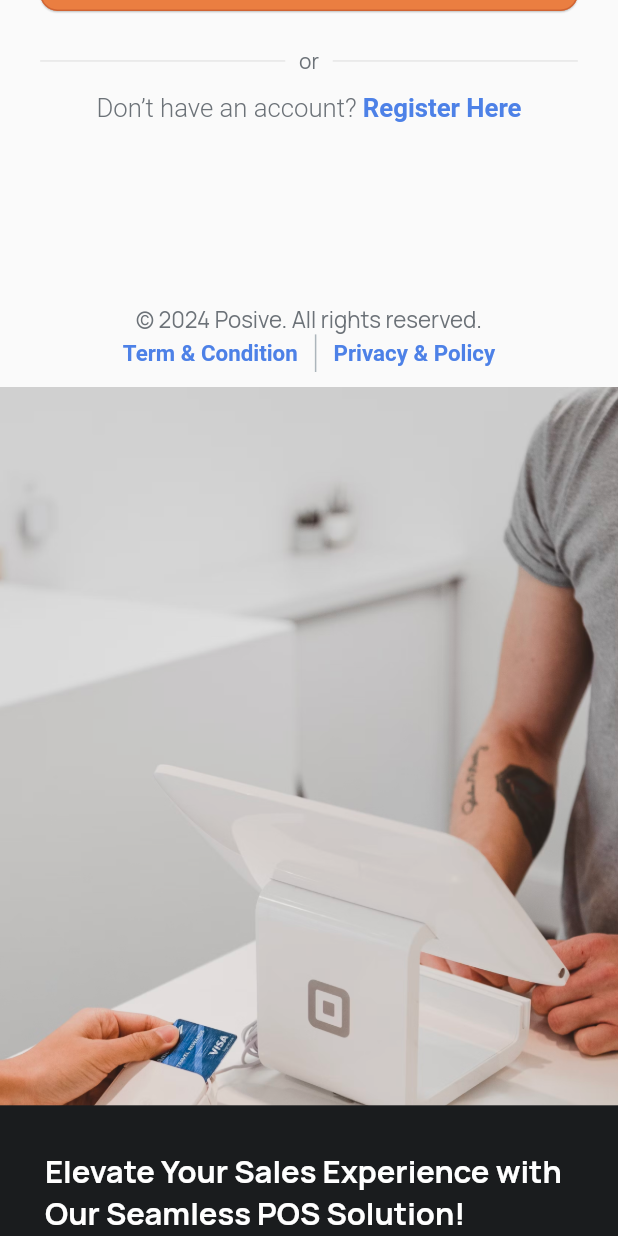
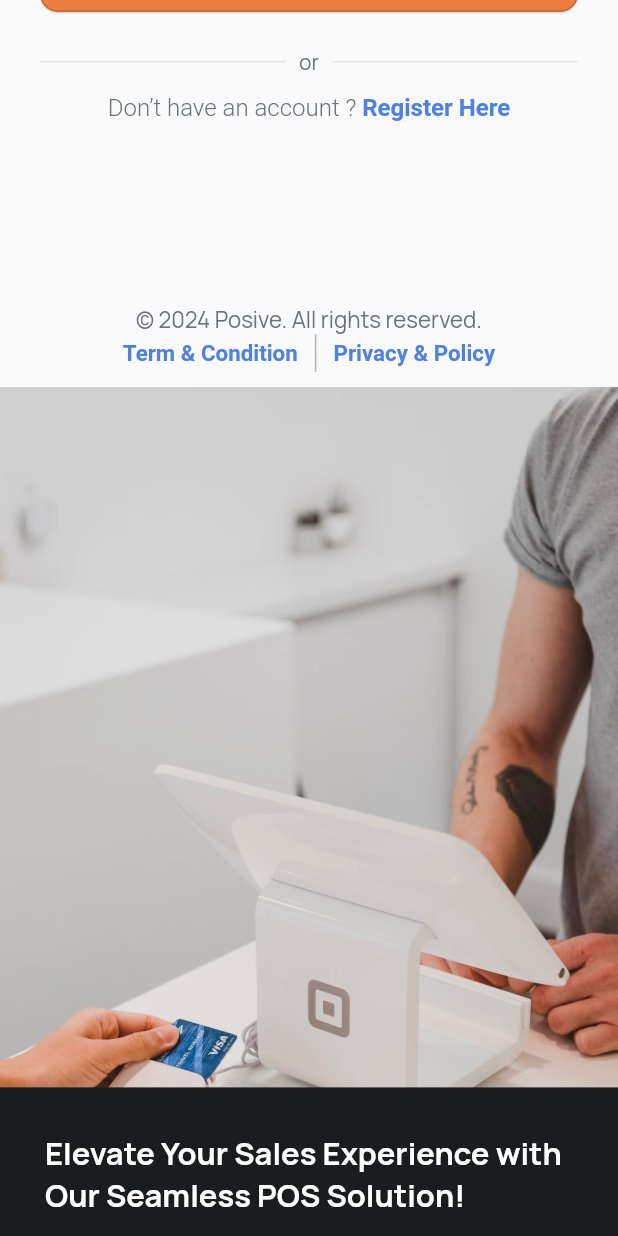
Before and after one commit to mutasimbalila/android_pos_ui, a Flutter app: the screen it shows after launch, scrolled down 576 dp, on a phone screen of 412 x 824 dp. Run offline on Flutter 3.47's test engine with Material 3 defaults, Android fonts, the phone set to English and light mode, and no system bars; drawn by our look-alikes of carousel_slider; our stand-ins replace dots_indicator, flutter_screenutil, flutter_svg, responsive_builder.

Commit message:
tablet resulutaion

```diff
--- a/lib/main.dart
+++ b/lib/main.dart
@@ -18,9 +18,11 @@ class MyApp extends StatelessWidget {
       builder: (BuildContext context, SizingInformation sizingInfo) {
         return ScreenUtilInit(
           minTextAdapt: true,
-          designSize: sizingInfo.isDesktop || sizingInfo.isTablet
+          designSize: sizingInfo.isDesktop
               ? const Size(1440, 900)
-              : ScreenUtil.defaultSize,
+              : sizingInfo.isTablet
+                  ? const Size(1024, 768)
+                  : ScreenUtil.defaultSize,
           useInheritedMediaQuery: true,
           child: MaterialApp(
             debugShowCheckedModeBanner: false,
--- a/lib/views/login_view/login_fields_buttons_sub_view.dart
+++ b/lib/views/login_view/login_fields_buttons_sub_view.dart
@@ -87,10 +87,10 @@ class _LoginFieldsAndButtonsSubViewState
                 _buildDividerAndOrText(),
                 RichText(
                   text: TextSpan(
-                    text: "Don’t have an account? ",
+                    text: "Don’t have an account ? ",
                     style: TextStyle(
                       color: ThemeColor.secondary.shade400,
-                      fontSize: 15.sp,
+                      fontSize: 14.sp,
                       fontWeight: FontWeight.w300,
                     ),
                     children: [
@@ -99,8 +99,8 @@ class _LoginFieldsAndButtonsSubViewState
                         recognizer: TapGestureRecognizer()..onTap = () => {},
                         style: TextStyle(
                           color: ThemeColor.information,
-                          fontWeight: FontWeight.w700,
-                          fontSize: 15.sp,
+                          fontWeight: FontWeight.w600,
+                          fontSize: 14.sp,
                         ),
                       )
                     ],
--- a/lib/views/login_view/widget/onboarding_image_widget.dart
+++ b/lib/views/login_view/widget/onboarding_image_widget.dart
@@ -32,7 +32,7 @@ class _OnboardingImageWidgetState extends State<OnboardingImageWidget> {
               // const Spacer(),
               Container(
                 width: double.infinity,
-                height: 220.h,
+                height: 230.h,
                 padding: const EdgeInsets.all(30),
                 color: const Color(0xff1A1C1E),
                 child: Column(
@@ -101,6 +101,7 @@ class _OnboardingImageWidgetState extends State<OnboardingImageWidget> {
               context: context,
               mobile: 18.sp,
               desktop: 27.sp,
+              tablet: 19.sp,
             ),
             fontWeight: FontWeight.bold,
           ),
@@ -115,6 +116,7 @@ class _OnboardingImageWidgetState extends State<OnboardingImageWidget> {
                 context: context,
                 mobile: 13.sp.sp,
                 desktop: 12.sp,
+                tablet: 11.sp,
               ),
             ),
           ),
```
